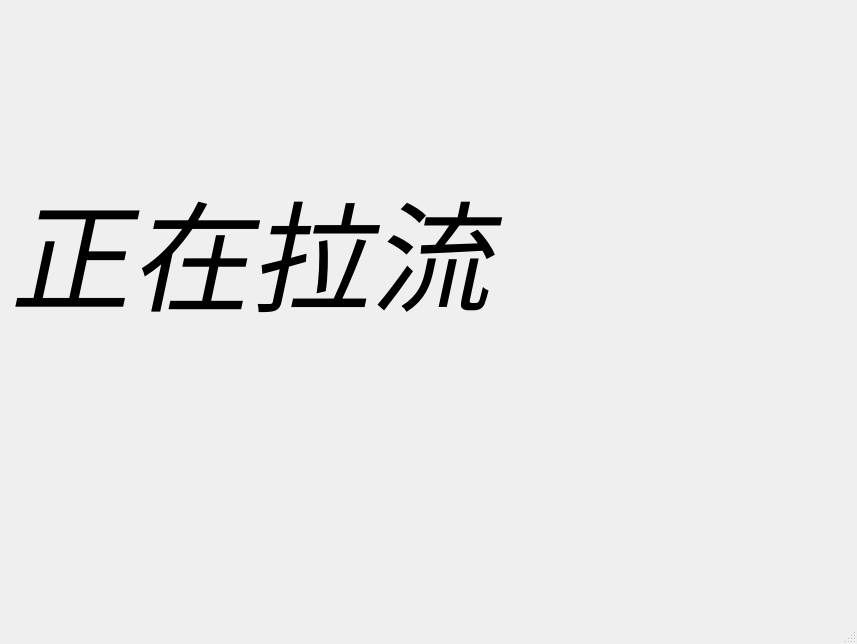
Old version of the form ui/main.ui in the repository CQUT-handsomeboy/pyside_listener.
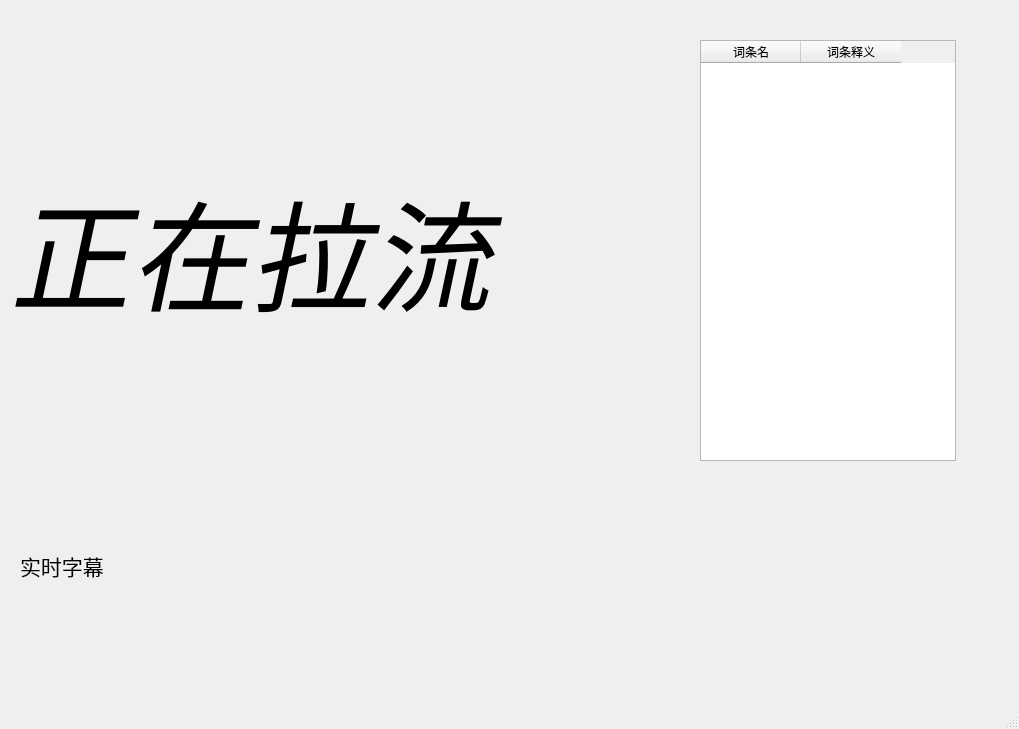
New version of the form.

Commit message:
feat(ui): 扩展窗口尺寸以支持新功能
增加主UI窗口的大小以适应新的字幕和词汇表功能。窗口现在为1019x729像素，以便在右侧容纳词汇表QTableWidget和在底部容纳字幕QLabel。

feat(main): 添加实时字幕和词汇表支持

引入实时字幕和词汇表更新功能。这包括在Main类中为字幕和词汇表更新添加新的处理方法，on_caption_update和on_words_update，以及一个用于插入词汇表项的方法，insert_words_table。

refactor(utils): 重命名ConfigLoader为Configs

ConfigLoader类已被重命名为Configs以提高清晰度。更新了所有相关的实例化，包括在main.py和utils.py中的引用。

BREAKING CHANGE: ConfigLoader类的重命名可能会影响直接访问该类的代码。请将所有ConfigLoader实例更新为Configs。

Diff of the .ui file:
```diff
--- a/ui/main.ui
+++ b/ui/main.ui
@@ -6,8 +6,8 @@
    <rect>
     <x>0</x>
     <y>0</y>
-    <width>857</width>
-    <height>644</height>
+    <width>1019</width>
+    <height>729</height>
    </rect>
   </property>
   <property name="windowTitle">
@@ -42,6 +42,44 @@
      <string>正在拉流</string>
     </property>
    </widget>
+   <widget class="QLabel" name="caption">
+    <property name="geometry">
+     <rect>
+      <x>20</x>
+      <y>540</y>
+      <width>981</width>
+      <height>51</height>
+     </rect>
+    </property>
+    <property name="font">
+     <font>
+      <pointsize>16</pointsize>
+     </font>
+    </property>
+    <property name="text">
+     <string>实时字幕</string>
+    </property>
+   </widget>
+   <widget class="QTableWidget" name="words_table">
+    <property name="geometry">
+     <rect>
+      <x>700</x>
+      <y>40</y>
+      <width>256</width>
+      <height>421</height>
+     </rect>
+    </property>
+    <column>
+     <property name="text">
+      <string>词条名</string>
+     </property>
+    </column>
+    <column>
+     <property name="text">
+      <string>词条释义</string>
+     </property>
+    </column>
+   </widget>
   </widget>
   <widget class="QMenuBar" name="menubar">
    <property name="geometry">
```
Left out of the diff: 2 changed lines with no effect on the pictures. The commit also changes 3 other files.
